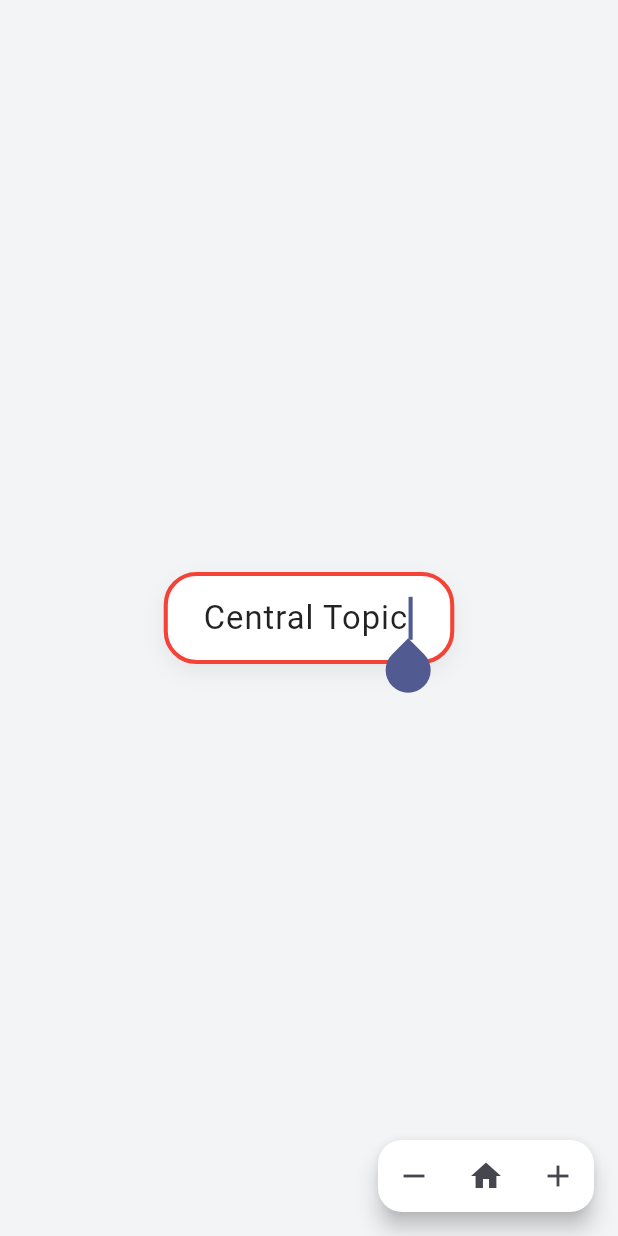
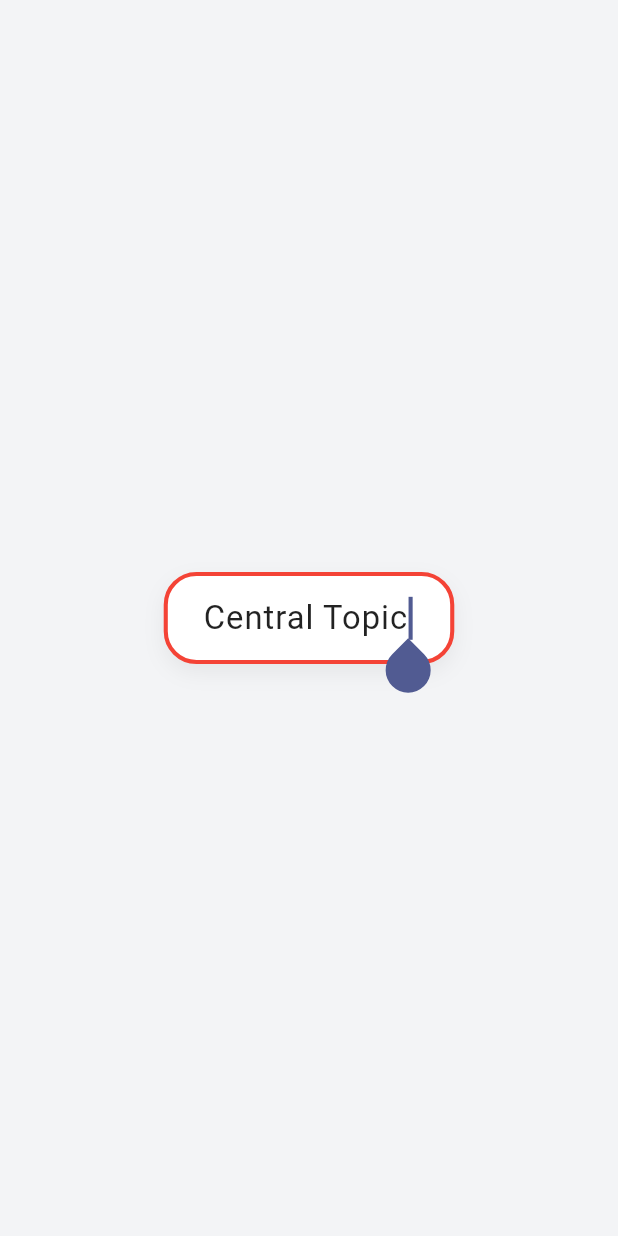
Before and after one commit to twilker/mindmap, a Flutter app: the MindMapView widget shown alone on an empty page, opened directly, on a phone screen of 412 x 824 dp. Run offline on Flutter 3.47's test engine with Material 3 defaults, Android fonts, the phone set to English and light mode, and no system bars; our stand-ins replace file_picker, flutter_riverpod, hive_flutter; missing offline and left inert: universal_html; accounts and stored records are empty.

Commit message:
Improve responsive editor controls

```diff
--- a/lib/src/screens/map_overview_page.dart
+++ b/lib/src/screens/map_overview_page.dart
@@ -231,6 +231,9 @@ class _MindMapOverviewPageState extends ConsumerState<MindMapOverviewPage> {
       _showMessage('Map "$name" was not found.');
       return;
     }
+    if (!mounted) {
+      return;
+    }
     ref.read(mindMapProvider.notifier).importFromMarkdown(markdown);
     ref.read(currentMapNameProvider.notifier).state = name;
     await Navigator.of(
@@ -405,7 +408,7 @@ class _MindMapCard extends StatelessWidget {
                 style: TextStyle(
                   color: Theme.of(
                     context,
-                  ).textTheme.bodySmall?.color?.withOpacity(0.7),
+                  ).textTheme.bodySmall?.color?.withValues(alpha: 0.7),
                 ),
               ),
             ],
--- a/lib/src/widgets/mind_map_view.dart
+++ b/lib/src/widgets/mind_map_view.dart
@@ -9,8 +9,30 @@ import '../state/mind_map_state.dart';
 import '../utils/constants.dart';
 import 'node_card.dart';
 
+class MindMapViewController {
+  _MindMapViewState? _state;
+
+  void _attach(_MindMapViewState state) {
+    _state = state;
+  }
+
+  void _detach(_MindMapViewState state) {
+    if (identical(_state, state)) {
+      _state = null;
+    }
+  }
+
+  void zoomIn() => _state?._handleExternalZoom(1.25);
+
+  void zoomOut() => _state?._handleExternalZoom(0.8);
+
+  void resetView() => _state?._resetView();
+}
+
 class MindMapView extends ConsumerStatefulWidget {
-  const MindMapView({super.key});
+  const MindMapView({super.key, this.controller});
+
+  final MindMapViewController? controller;
 
   @override
   ConsumerState<MindMapView> createState() => _MindMapViewState();
@@ -22,16 +44,28 @@ class _MindMapViewState extends ConsumerState<MindMapView> with SingleTickerProv
   Animation<Matrix4>? _animation;
   int _lastAutoFitVersion = -1;
   Matrix4? _homeTransform;
+  Size? _viewportSize;
 
   @override
   void initState() {
     super.initState();
     _controller = TransformationController();
     _animationController = AnimationController(vsync: this, duration: const Duration(milliseconds: 320));
+    widget.controller?._attach(this);
+  }
+
+  @override
+  void didUpdateWidget(covariant MindMapView oldWidget) {
+    super.didUpdateWidget(oldWidget);
+    if (oldWidget.controller != widget.controller) {
+      oldWidget.controller?._detach(this);
+      widget.controller?._attach(this);
+    }
   }
 
   @override
   void dispose() {
+    widget.controller?._detach(this);
     _animation?.removeListener(_applyAnimatedValue);
     _animationController.dispose();
     _controller.dispose();
@@ -74,6 +108,14 @@ class _MindMapViewState extends ConsumerState<MindMapView> with SingleTickerProv
     }
   }
 
+  void _handleExternalZoom(double factor) {
+    final viewportSize = _viewportSize;
+    if (viewportSize == null) {
+      return;
+    }
+    _zoomBy(factor, viewportSize);
+  }
+
   @override
   Widget build(BuildContext context) {
     final mindMapState = ref.watch(mindMapProvider);
@@ -95,6 +137,7 @@ class _MindMapViewState extends ConsumerState<MindMapView> with SingleTickerProv
     return LayoutBuilder(
       builder: (context, constraints) {
         final viewportSize = Size(constraints.maxWidth, constraints.maxHeight);
+        _viewportSize = viewportSize;
         _maybeAutoFit(
           mindMapState,
           layout,
@@ -102,16 +145,7 @@ class _MindMapViewState extends ConsumerState<MindMapView> with SingleTickerProv
           viewportSize,
         );
 
-        return Stack(
-          children: [
-            _buildInteractiveViewer(layout, origin, contentSize),
-            Positioned(
-              bottom: 16,
-              right: 16,
-              child: _buildZoomControls(viewportSize),
-            ),
-          ],
-        );
+        return _buildInteractiveViewer(layout, origin, contentSize);
       },
     );
   }
@@ -151,34 +185,6 @@ class _MindMapViewState extends ConsumerState<MindMapView> with SingleTickerProv
               ),
           ],
         ),
-      ),
-    );
-  }
-
-  Widget _buildZoomControls(Size viewportSize) {
-    return Material(
-      color: Colors.white,
-      elevation: 6,
-      borderRadius: BorderRadius.circular(16),
-      child: Row(
-        mainAxisSize: MainAxisSize.min,
-        children: [
-          IconButton(
-            icon: const Icon(Icons.remove),
-            tooltip: 'Zoom out',
-            onPressed: () => _zoomBy(0.8, viewportSize),
-          ),
-          IconButton(
-            icon: const Icon(Icons.home),
-            tooltip: 'Reset view',
-            onPressed: _resetView,
-          ),
-          IconButton(
-            icon: const Icon(Icons.add),
-            tooltip: 'Zoom in',
-            onPressed: () => _zoomBy(1.25, viewportSize),
-          ),
-        ],
       ),
     );
   }
```
Also changed, not shown: lib/src/screens/mind_map_editor_page.dart (+197 -16 lines), lib/src/state/mind_map_state.dart (+35 -0 lines).
